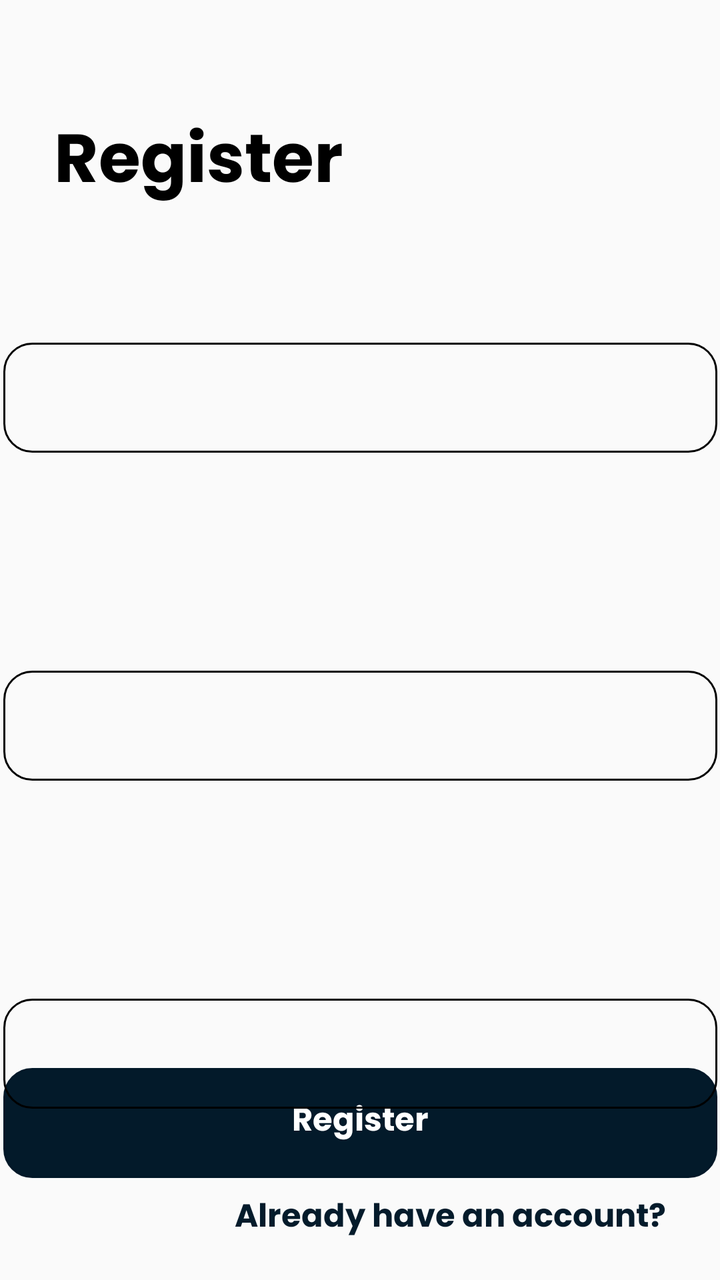
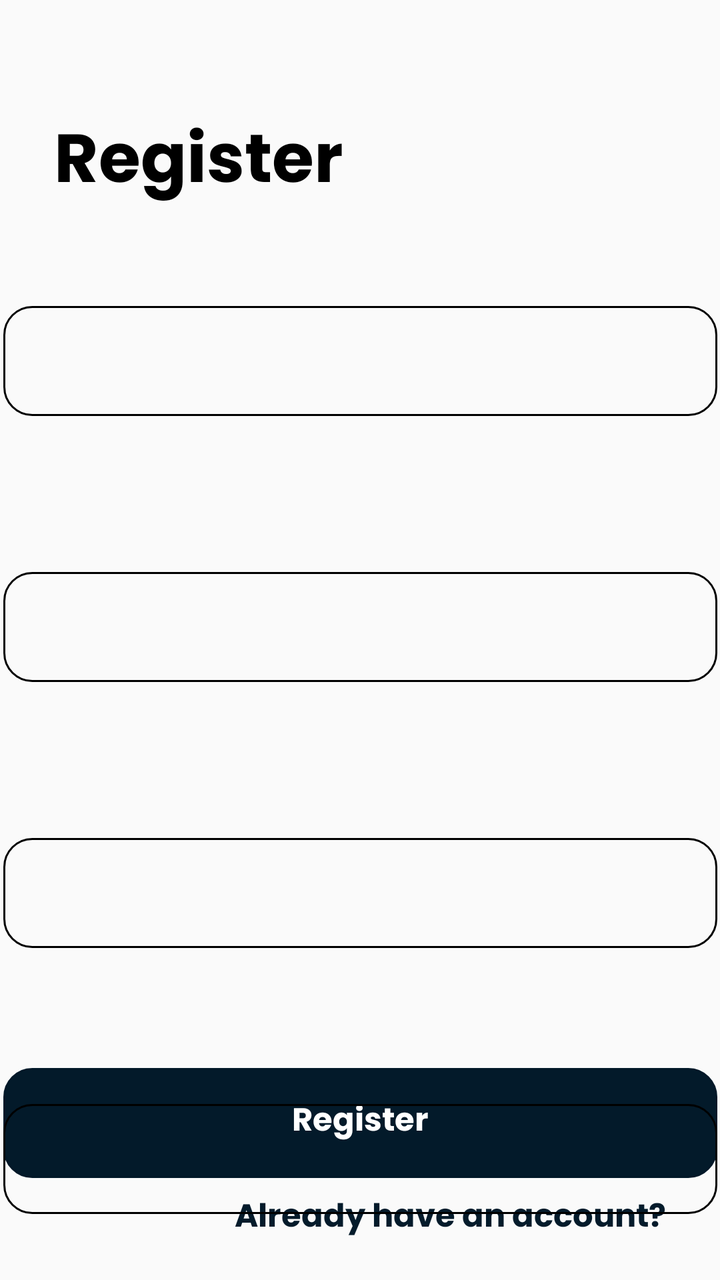

An Android layout rendered at two revisions. The XML below is the earlier revision; the diff shows what the commit changed to produce the second picture.
<!-- AndroidManifest.xml: application theme Theme.Nearmate -->
<!-- res/layout/activity_register.xml -->
<?xml version="1.0" encoding="utf-8"?>
<androidx.constraintlayout.widget.ConstraintLayout xmlns:android="http://schemas.android.com/apk/res/android"
    xmlns:app="http://schemas.android.com/apk/res-auto"
    xmlns:tools="http://schemas.android.com/tools"
    android:id="@+id/main"
    android:layout_width="match_parent"
    android:layout_height="match_parent"
    tools:context=".features.register.RegisterActivity">

    <FrameLayout
        android:id="@+id/registerButtonContainer"
        android:layout_width="357dp"
        android:layout_height="55dp"
        android:layout_marginStart="27dp"
        android:layout_marginEnd="27dp"
        app:layout_constraintBottom_toBottomOf="parent"
        app:layout_constraintEnd_toEndOf="parent"
        app:layout_constraintStart_toStartOf="parent"
        app:layout_constraintTop_toTopOf="parent"
        app:layout_constraintVertical_bias="0.913">

        <Button
            android:id="@+id/registerButton"
            android:layout_width="match_parent"
            android:layout_height="match_parent"
            android:background="@drawable/rounded_corner"
            android:backgroundTint="@color/colorPrimary"
            android:fontFamily="@font/poppins_bold"
            android:text="@string/register"
            android:textColor="@color/white"
            android:textSize="16sp"
            android:textAllCaps="false" />

        <ProgressBar
            android:id="@+id/registerProgressBar"
            style="?android:attr/progressBarStyleSmall"
            android:layout_width="30dp"
            android:layout_height="30dp"
            android:visibility="gone"
            android:indeterminate="true"
            android:layout_gravity="center"
            android:indeterminateTint="@color/white"
            android:indeterminateTintMode="src_in" />
    </FrameLayout>

    <TextView
        android:id="@+id/registerLoginRedirectTV"
        android:layout_width="wrap_content"
        android:layout_height="wrap_content"
        android:layout_marginStart="174dp"
        android:layout_marginEnd="27dp"
        android:fontFamily="@font/poppins_bold"
        android:text="@string/already_have_an_account"
        android:textColor="@color/colorPrimary"
        android:textSize="16sp"
        app:layout_constraintBottom_toBottomOf="parent"
        app:layout_constraintEnd_toEndOf="parent"
        app:layout_constraintHorizontal_bias="1.0"
        app:layout_constraintStart_toStartOf="parent"
        app:layout_constraintTop_toBottomOf="@+id/registerButtonContainer"
        app:layout_constraintVertical_bias="0.282"
        android:clickable="true" />

    <TextView
        android:id="@+id/register"
        android:layout_width="wrap_content"
        android:layout_height="wrap_content"
        android:layout_marginStart="27dp"
        android:layout_marginEnd="240dp"
        android:fontFamily="@font/poppins_bold"
        android:text="@string/register"
        android:textColor="@color/black"
        android:textSize="34sp"
        app:layout_constraintBottom_toBottomOf="parent"
        app:layout_constraintEnd_toEndOf="parent"
        app:layout_constraintHorizontal_bias="0.0"
        app:layout_constraintStart_toStartOf="parent"
        app:layout_constraintTop_toTopOf="parent"
        app:layout_constraintVertical_bias="0.091" />

    <include
        android:id="@+id/firstNameInputField"
        layout="@layout/layout_input_field"
        android:layout_width="match_parent"
        android:layout_height="wrap_content"
        app:layout_constraintBottom_toBottomOf="parent"
        app:layout_constraintEnd_toEndOf="parent"
        app:layout_constraintHorizontal_bias="0.0"
        app:layout_constraintStart_toStartOf="parent"
        app:layout_constraintTop_toTopOf="parent"
        app:layout_constraintVertical_bias="0.244" />

    <include
        android:id="@+id/lastNameInputField"
        layout="@layout/layout_input_field"
        android:layout_width="match_parent"
        android:layout_height="wrap_content"
        android:layout_marginTop="71dp"
        app:layout_constraintBottom_toBottomOf="parent"
        app:layout_constraintEnd_toEndOf="parent"
        app:layout_constraintStart_toStartOf="parent"
        app:layout_constraintTop_toBottomOf="@+id/firstNameInputField"
        app:layout_constraintVertical_bias="0.0" />

    <include
        android:id="@+id/emailInputField"
        layout="@layout/layout_input_field"
        android:layout_width="match_parent"
        android:layout_height="wrap_content"
        android:layout_marginTop="71dp"
        app:layout_constraintBottom_toBottomOf="parent"
        app:layout_constraintEnd_toEndOf="parent"
        app:layout_constraintStart_toStartOf="parent"
        app:layout_constraintTop_toBottomOf="@+id/lastNameInputField"
        app:layout_constraintVertical_bias="0.0" />

    <include
        android:id="@+id/passwordInputField"
        layout="@layout/layout_input_field"
        android:layout_width="match_parent"
        android:layout_height="wrap_content"
        android:layout_marginTop="71dp"
        app:layout_constraintBottom_toBottomOf="parent"
        app:layout_constraintEnd_toEndOf="parent"
        app:layout_constraintStart_toStartOf="parent"
        app:layout_constraintTop_toBottomOf="@+id/emailInputField"
        app:layout_constraintVertical_bias="0.0" />

</androidx.constraintlayout.widget.ConstraintLayout>
<!-- res/layout/layout_input_field.xml (included above) -->
<?xml version="1.0" encoding="utf-8"?>
<androidx.constraintlayout.widget.ConstraintLayout xmlns:android="http://schemas.android.com/apk/res/android"
    xmlns:app="http://schemas.android.com/apk/res-auto"
    android:layout_width="match_parent"
    android:layout_height="wrap_content">

    <TextView
        android:id="@+id/inputLabel"
        android:layout_width="wrap_content"
        android:layout_height="wrap_content"
        android:layout_marginStart="27dp"
        android:fontFamily="@font/poppins_bold"
        android:textColor="@color/colorPrimary"
        android:textSize="16sp"
        app:layout_constraintStart_toStartOf="parent"
        app:layout_constraintTop_toTopOf="parent" />

    <EditText
        android:id="@+id/inputEditText"
        android:layout_width="357dp"
        android:layout_height="55dp"
        android:layout_marginStart="27dp"
        android:layout_marginTop="10dp"
        android:layout_marginEnd="27dp"
        android:background="@drawable/rounded_corner"
        android:paddingLeft="18dp"
        android:textSize="16sp"
        app:layout_constraintEnd_toEndOf="parent"
        app:layout_constraintStart_toStartOf="parent"
        app:layout_constraintTop_toBottomOf="@+id/inputLabel" />

</androidx.constraintlayout.widget.ConstraintLayout>
<!-- resources referenced by this layout -->
<resources>
  <color name="black">#FF000000</color>
  <color name="colorPrimary">#FC011828</color>
  <color name="white">#FFFFFFFF</color>
  <!-- drawable rounded_corner (drawable) -->
  <?xml version="1.0" encoding="utf-8"?>
  <shape xmlns:android="http://schemas.android.com/apk/res/android" android:shape="rectangle">
      <corners android:radius="14dp" />
      <stroke android:width="1dp" android:color="@color/black"/>
  </shape>
  <string name="already_have_an_account">Already have an account?</string>
  <string name="register">Register</string>
  <style name="Theme.Nearmate" parent="Base.Theme.Nearmate" />
  <style name="Base.Theme.Nearmate" parent="Theme.AppCompat.Light.NoActionBar">
          
          
      </style>
</resources>

<!-- the commit's change to res/layout/activity_register.xml (unified diff, before → after) -->
@@ -88,14 +88,14 @@
         app:layout_constraintHorizontal_bias="0.0"
         app:layout_constraintStart_toStartOf="parent"
         app:layout_constraintTop_toTopOf="parent"
-        app:layout_constraintVertical_bias="0.244" />
+        app:layout_constraintVertical_bias="0.21" />
 
     <include
         android:id="@+id/lastNameInputField"
         layout="@layout/layout_input_field"
         android:layout_width="match_parent"
         android:layout_height="wrap_content"
-        android:layout_marginTop="71dp"
+        android:layout_marginTop="40dp"
         app:layout_constraintBottom_toBottomOf="parent"
         app:layout_constraintEnd_toEndOf="parent"
         app:layout_constraintStart_toStartOf="parent"
@@ -107,7 +107,7 @@
         layout="@layout/layout_input_field"
         android:layout_width="match_parent"
         android:layout_height="wrap_content"
-        android:layout_marginTop="71dp"
+        android:layout_marginTop="40dp"
         app:layout_constraintBottom_toBottomOf="parent"
         app:layout_constraintEnd_toEndOf="parent"
         app:layout_constraintStart_toStartOf="parent"
@@ -119,7 +119,7 @@
         layout="@layout/layout_input_field"
         android:layout_width="match_parent"
         android:layout_height="wrap_content"
-        android:layout_marginTop="71dp"
+        android:layout_marginTop="40dp"
         app:layout_constraintBottom_toBottomOf="parent"
         app:layout_constraintEnd_toEndOf="parent"
         app:layout_constraintStart_toStartOf="parent"
